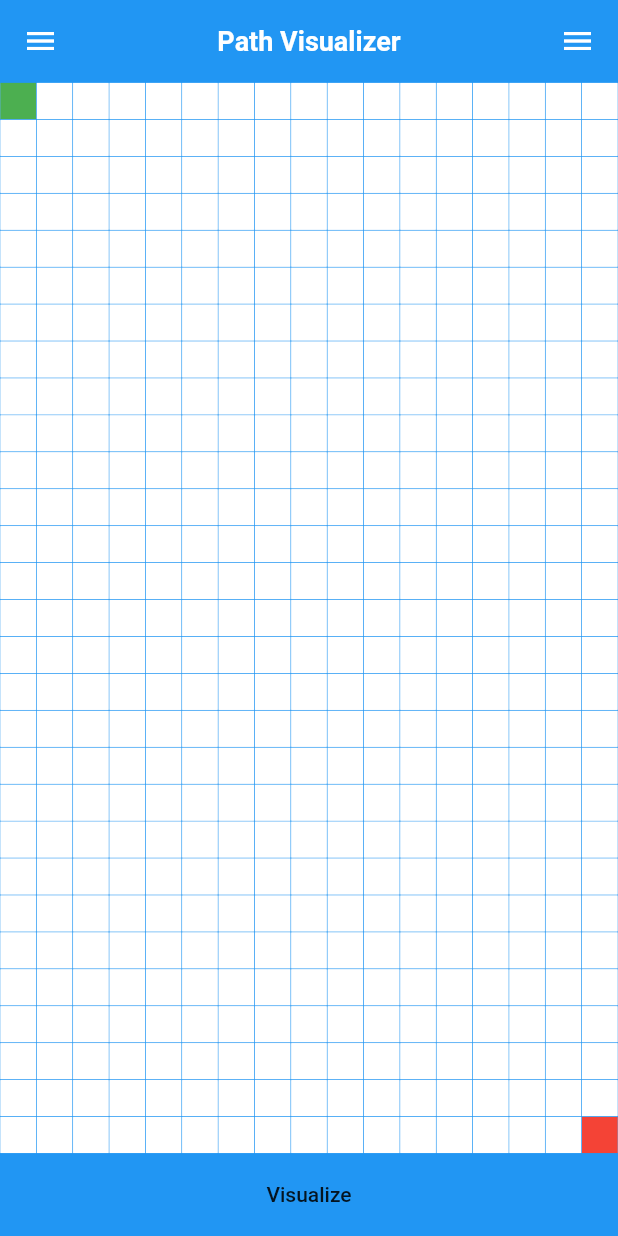
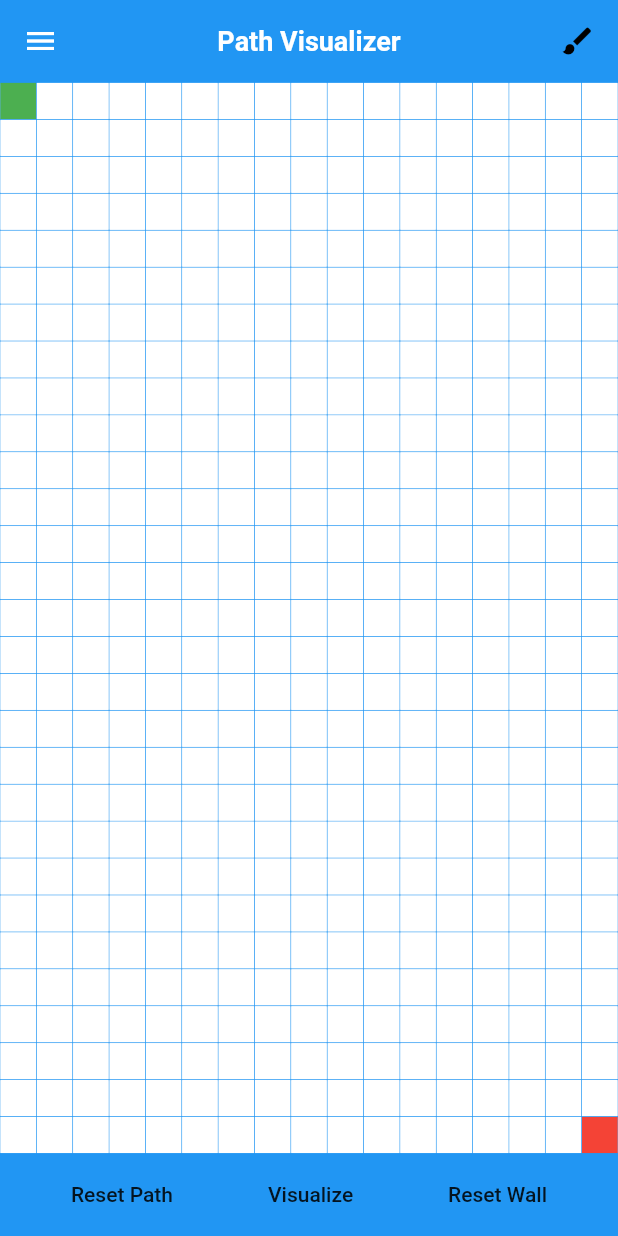
Before and after one commit to gangzhaorige/flutter-algo-visual, a Flutter app: the screen it shows after launch, on a phone screen of 412 x 824 dp. Run offline on Flutter 3.47's test engine with Material 2 defaults, Android fonts, the phone set to English and light mode, and no system bars; our stand-ins replace responsive_builder; missing offline and left inert: statsfl.

Commit message:
Feat: small QOL changes
Added print statement for ease of rebuilding widget.
Added Brush Color for brushes.
Changed brush selection instead of assigning.
Implemented dynamic visual speed.
Added Reset Path and Reset Wall.

```diff
--- a/lib/components/drawer/drawer.dart
+++ b/lib/components/drawer/drawer.dart
@@ -9,6 +9,7 @@ class AppDrawer extends StatelessWidget {
 
   @override
   Widget build(BuildContext context) {
+    print('Rebuilding AppDrawer');
     return Drawer(
       child: ListView(
         padding: EdgeInsets.zero,
--- a/lib/components/home/home_view.dart
+++ b/lib/components/home/home_view.dart
@@ -1,4 +1,6 @@
 import 'package:flutter/material.dart';
+import 'package:path_visualizer/node/node_model.dart';
+import 'package:path_visualizer/node/node_painter.dart';
 import 'package:provider/provider.dart';
 
 import '../../algorithm/algorithm.dart';
@@ -13,6 +15,7 @@ class HomeView extends StatelessWidget {
 
   @override
   Widget build(BuildContext context) {
+    print('Rebuilding HomeView');
     const double unitSize = 25;
     late Grid grid;
     return ChangeNotifierProvider<AlgoVisualizerTools>.value(
@@ -21,11 +24,12 @@ class HomeView extends StatelessWidget {
           drawerEnableOpenDragGesture: false,
           drawer: const AppDrawer(),
           body: Column(
-            children: [
+            children: <Widget>[
               const TopBar(),
               Expanded(
                 child: LayoutBuilder(
                   builder: (BuildContext context, BoxConstraints constraint) {
+                    print('Rebuilding LayOutBuilder');
                     int rows = constraint.maxWidth ~/ unitSize + 1;
                     int columns = constraint.maxHeight ~/ unitSize + 1;
                     grid = Grid(
@@ -48,7 +52,16 @@ class HomeView extends StatelessWidget {
                 height: 55,
                 color: Colors.blue,
                 child: Center(
-                  child: MaterialButton(
+                  child: Row(
+                    mainAxisAlignment: MainAxisAlignment.spaceEvenly,
+                    children: <Widget>[
+                      MaterialButton(
+                        onPressed: () {
+                          grid.resetPath();
+                        },
+                        child: const Text('Reset Path'),
+                      ),
+                      MaterialButton(
                         onPressed: () {
                           grid.resetPath();
                           Algorithms algo = Algorithms(
@@ -61,11 +74,21 @@ class HomeView extends StatelessWidget {
                             startRow: grid.startRow,
                             grid: grid,
                           );
+                          AlgoVisualizerTools tool = Provider.of<AlgoVisualizerTools>(context, listen: false);
                           algo.visualizeAlgorithm(
-                        Provider.of<AlgoVisualizerTools>(context, listen: false).curAlgorithm,
+                            tool.curAlgorithm,
+                            tool.curSpeed,
                           );
                         },
                         child: const Text('Visualize'),
+                      ),
+                      MaterialButton(
+                        onPressed: () {
+                          grid.resetWalls();
+                        },
+                        child: const Text('Reset Wall'),
+                      ),
+                    ],
                   ),
                 ),
               ),
--- a/lib/components/topbar/top_bar_mobile.dart
+++ b/lib/components/topbar/top_bar_mobile.dart
@@ -1,5 +1,6 @@
 import 'package:flutter/material.dart';
 import 'package:path_visualizer/main.dart';
+import 'package:path_visualizer/node/node_model.dart';
 import 'package:provider/provider.dart';
 
 import '../../algorithm/algorithm.dart';
@@ -9,6 +10,7 @@ class TopBarMobile extends StatelessWidget {
 
   @override
   Widget build(BuildContext context) {
+    print('Rebuilding TopBarMobile');
     return Row(
       mainAxisAlignment: MainAxisAlignment.spaceBetween,
       children: <Widget>[
@@ -36,11 +38,16 @@ class TopBarMobile extends StatelessWidget {
           padding: const EdgeInsets.symmetric(horizontal: 15),
           child: GestureDetector(
             onTap: () {
-              Provider.of<AlgoVisualizerTools>(context, listen: false).changeBrush(Brush.start);
+              Provider.of<AlgoVisualizerTools>(context, listen: false).changeBrush();
             },
-            child: const Icon(
-              Icons.menu,
-              color: Colors.white,
+            child: Selector<AlgoVisualizerTools, Brush>(
+              selector: (_, AlgoVisualizerTools model) => model.curBrush,
+              builder: (BuildContext context, Brush brush, Widget? child) {
+                return Icon(
+                  Icons.brush,
+                  color: brushColor[brush],
+                );
+              }
             ),
           ),
         ),
--- a/lib/grid/grid.dart
+++ b/lib/grid/grid.dart
@@ -21,6 +21,7 @@ class GridWidget extends StatelessWidget {
 
   @override
   Widget build(BuildContext context) {
+    print('Rebuilding Grid Widget');
     return FittedBox(
       fit: BoxFit.fill,
       child: SizedBox(
@@ -39,7 +40,7 @@ class GridWidget extends StatelessWidget {
             grid.onTapNode(i, j, Provider.of<AlgoVisualizerTools>(context, listen: false).curBrush);
           },
           child: Stack(
-            children: [
+            children: <Widget>[
               StaticGrid(
                 columns: grid.columns,
                 height: grid.height,
@@ -153,13 +154,11 @@ class Grid extends ChangeNotifier{
     onTapNode(row, col, brush);
   }
 
-  void reset() {
+  void resetGrid() {
     for(List<NodeModel> list in nodes) {
       for(NodeModel node in list) {
         node.parent = null;
-        if(node.visited) {
-          node.visited = false;
-        }
+        node.visited = false;
         if(isStartOrEnd(node.row, node.col)) {
           continue;
         }
@@ -173,9 +172,6 @@ class Grid extends ChangeNotifier{
       for(NodeModel node in list) {
         node.parent = null;
         node.visited = false;
-        if(isStartOrEnd(node.row, node.col)) {
-          continue;
-        }
         if(node.type == NodeType.visiting || node.type == NodeType.pathing || node.type == NodeType.weight) {
           node.changeNodeType(NodeType.empty);
         }
@@ -188,13 +184,7 @@ class Grid extends ChangeNotifier{
       for(NodeModel node in list) {
         if(node.type == NodeType.wall) {
           node.changeNodeType(NodeType.empty);
-        } else if(node.type == NodeType.empty && !isStartOrEnd(node.row, node.col)) {
-          if(node.type != NodeType.empty) {
-            node.changeNodeType(NodeType.empty);
-          }
         }
-        node.parent = null;
-        node.visited = false;
       }
     }
   }
@@ -218,6 +208,7 @@ class StaticGrid extends StatelessWidget {
 
   @override
   Widget build(BuildContext context) {
+    print('Rebuilding static Grid');
     return SizedBox(
       width: width,
       height: height,
@@ -237,15 +228,16 @@ class StaticNodeGrid extends StatelessWidget {
   final Grid grid;
   @override
   Widget build(BuildContext context) {
+    print('Rebuilding Static Node Grid');
     return Stack(
-      children: [
+      children: <Widget>[
         for(int i = 0; i < grid.nodes.length; i++)...[
           for(int j = 0; j < grid.nodes[0].length; j++) ...[
             ChangeNotifierProvider<NodeModel>.value(
               value: grid.nodes[i][j],
               child: Selector<NodeModel, NodeType>(
                 selector: (_, NodeModel type) => grid.nodes[i][j].type,
-                  builder: (BuildContext context, NodeType type, Widget? child) {
+                builder: (BuildContext context, NodeType type, Widget? child) {
                   return Positioned(
                     left: i * (grid.unitSize.toDouble()),
                     top:  j * (grid.unitSize.toDouble()),
--- a/lib/main.dart
+++ b/lib/main.dart
@@ -1,11 +1,12 @@
 import 'package:flutter/material.dart';
+import 'package:flutter/rendering.dart';
 import 'package:flutter/services.dart';
 import 'package:path_visualizer/components/home/home_view.dart';
 import 'package:statsfl/statsfl.dart';
 
 void main() {
+  WidgetsFlutterBinding.ensureInitialized();
   // debugRepaintRainbowEnabled = true;
-  WidgetsFlutterBinding.ensureInitialized();
   SystemChrome.setPreferredOrientations(
     <DeviceOrientation>[
       DeviceOrientation.portraitUp,
@@ -31,6 +32,7 @@ class MyApp extends StatelessWidget {
 
   @override
   Widget build(BuildContext context) {
+    print('Rebuilding entire App');
     return MaterialApp(
       home: Container(
         color: Colors.blue,
--- a/lib/node/node_model.dart
+++ b/lib/node/node_model.dart
@@ -1,5 +1,6 @@
 import 'package:flutter/material.dart';
 
+import '../main.dart';
 import 'node_painter.dart';
 
 enum NodeType {
@@ -20,6 +21,12 @@ const Map<NodeType, Color> nodeColor = {
   NodeType.visiting: Colors.orangeAccent,
   NodeType.pathing: Colors.yellow,
   NodeType.weight: Colors.blue,
+};
+
+const Map<Brush, Color> brushColor = {
+  Brush.wall: Colors.black,
+  Brush.start: Colors.greenAccent,
+  Brush.end: Colors.red,
 };
 
 class NodeModel extends ChangeNotifier {
@@ -57,7 +64,7 @@ class Painter extends ChangeNotifier {
       left: row * (unitSize.toDouble()),
       top: column * (unitSize.toDouble()),
       child: RepaintBoundary(
-        child: WallNodePaintWidget(
+        child: NodePaintWidget(
           type: type,
           unitSize: unitSize,
           row: row,
```
Also changed, not shown: lib/algorithm/algorithm.dart (+15 -9 lines), lib/node/node_painter.dart (+32 -30 lines), 1 other file. Lines whose indentation alone changed are shown as unchanged.
